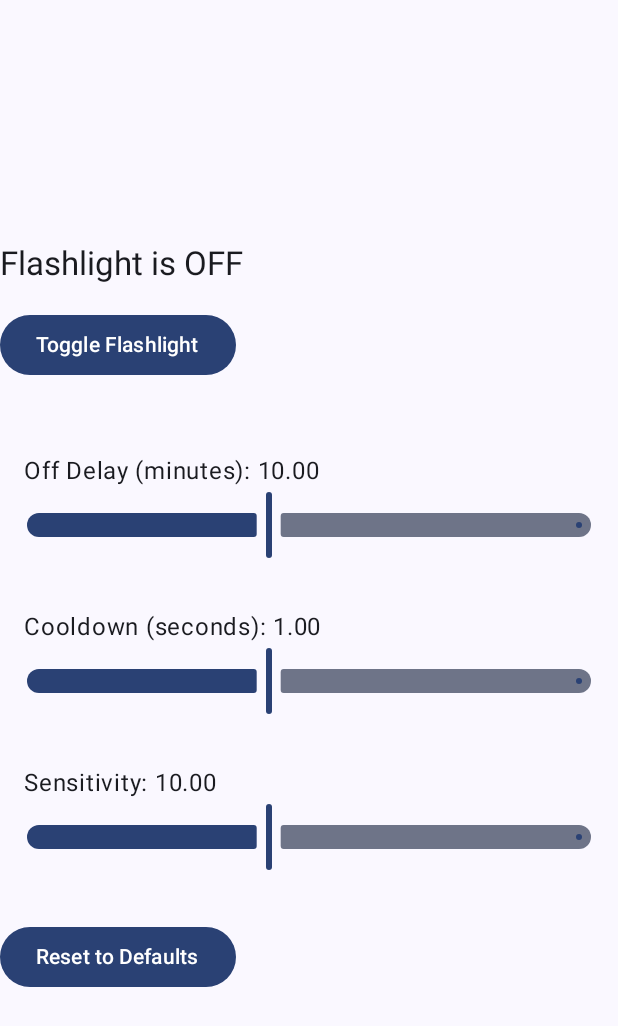
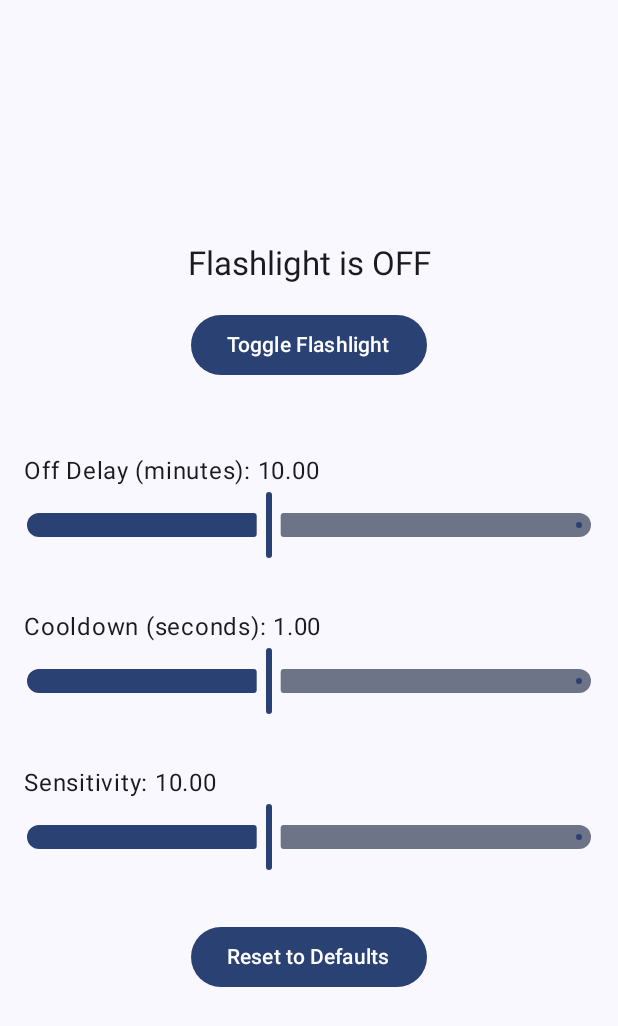
Before and after one commit to perrylackowski/Android_Shake_Flash, an Android app built with Jetpack Compose: the screen it shows after launch (MainActivity), on a phone screen of 412 x 824 dp. Shown: the top 1026 px of the screen. Run offline under Robolectric (Android 15) with nearby library versions, the phone set to English and light mode, and no system bars; 1 statement that could not run was skipped.

Commit message:
Removed some unused template files and updated the app icon.

```diff
--- a/app/src/main/AndroidManifest.xml
+++ b/app/src/main/AndroidManifest.xml
@@ -9,9 +9,9 @@
         android:allowBackup="true"
         android:dataExtractionRules="@xml/data_extraction_rules"
         android:fullBackupContent="@xml/backup_rules"
-        android:icon="@mipmap/ic_launcher"
+        android:icon="@drawable/flashlight"
         android:label="@string/app_name"
-        android:roundIcon="@mipmap/ic_launcher_round"
+        android:roundIcon="@drawable/flashlight"
         android:supportsRtl="true"
         android:theme="@style/Theme.ShakeFlash"
         tools:targetApi="31">
--- a/app/src/main/java/com/perrylackowski/shakeflash/MainActivity.kt
+++ b/app/src/main/java/com/perrylackowski/shakeflash/MainActivity.kt
@@ -16,6 +16,7 @@ import androidx.compose.ui.Alignment
 import androidx.compose.ui.Modifier
 import androidx.compose.ui.unit.dp
 import com.perrylackowski.shakeflash.ui.theme.ShakeFlashTheme
+import androidx.compose.ui.tooling.preview.Preview
 
 class MainActivity : ComponentActivity() {
 
@@ -37,15 +38,19 @@ class MainActivity : ComponentActivity() {
 
         setContent {
             ShakeFlashTheme {
+                // State variables
                 var flashlightState by remember { mutableStateOf(false) }
-                var offDelay by remember { mutableStateOf(sharedPreferences.getFloat("offDelay", 10f)) }
-                var cooldown by remember { mutableStateOf(sharedPreferences.getFloat("cooldown", 1f)) }
-                var sensitivity by remember { mutableStateOf(sharedPreferences.getFloat("sensitivity", 10f)) }
+                var offDelay by remember { mutableFloatStateOf(sharedPreferences.getFloat("offDelay", 10f)) }
+                var cooldown by remember { mutableFloatStateOf(sharedPreferences.getFloat("cooldown", 1f)) }
+                var sensitivity by remember { mutableFloatStateOf(sharedPreferences.getFloat("sensitivity", 10f)) }
 
+                // Register sensors
                 LaunchedEffect(Unit) {
-                    sensorManager.registerListener(shakeDetector,
+                    sensorManager.registerListener(
+                        shakeDetector,
                         sensorManager.getDefaultSensor(Sensor.TYPE_ACCELEROMETER),
-                        SensorManager.SENSOR_DELAY_UI)
+                        SensorManager.SENSOR_DELAY_UI
+                    )
 
                     shakeDetector.setSensitivity(sensitivity)
                     shakeDetector.setCooldown((cooldown * 1000).toLong())
@@ -67,58 +72,96 @@ class MainActivity : ComponentActivity() {
                     }
                 }
 
+                // Pass state & handlers to the UI
+                FlashlightSettingsScreen(
+                    flashlightState = flashlightState,
+                    offDelay = offDelay,
+                    cooldown = cooldown,
+                    sensitivity = sensitivity,
+                    onFlashlightToggle = {
+                        flashlightState = flashlightUtils.toggleFlashlight(flashlightState)
+                    },
+                    onOffDelayChange = {
+                        offDelay = it
+                        sharedPreferences.edit().putFloat("offDelay", it).apply()
+                    },
+                    onCooldownChange = {
+                        cooldown = it
+                        sharedPreferences.edit().putFloat("cooldown", it).apply()
+                        shakeDetector.setCooldown((it * 1000).toLong())
+                    },
+                    onSensitivityChange = {
+                        sensitivity = it
+                        sharedPreferences.edit().putFloat("sensitivity", it).apply()
+                        shakeDetector.setSensitivity(it)
+                    },
+                    onResetDefaults = {
+                        offDelay = 10f
+                        cooldown = 1f
+                        sensitivity = 10f
+                        sharedPreferences.edit().clear().apply()
+                    }
+                )
+            }
+        }
+    }
+}
+
+
+
+
+
+
+
+
+
+
+// User Interface
+@Composable
+fun FlashlightSettingsScreen(
+    flashlightState: Boolean,
+    offDelay: Float,
+    cooldown: Float,
+    sensitivity: Float,
+    onFlashlightToggle: () -> Unit,
+    onOffDelayChange: (Float) -> Unit,
+    onCooldownChange: (Float) -> Unit,
+    onSensitivityChange: (Float) -> Unit,
+    onResetDefaults: () -> Unit
+) {
     Scaffold(modifier = Modifier.fillMaxSize()) { innerPadding ->
         Column(
             modifier = Modifier
                 .padding(innerPadding)
-                            .fillMaxSize()
-                            .wrapContentSize(align = Alignment.Center)
+                .fillMaxSize(),
+                verticalArrangement = Arrangement.Center,
+                horizontalAlignment = Alignment.CenterHorizontally
         ) {
             Text(
                 text = if (flashlightState) "Flashlight is ON" else "Flashlight is OFF",
                 style = MaterialTheme.typography.titleLarge
             )
             Spacer(modifier = Modifier.height(16.dp))
-                        Button(onClick = {
-                            flashlightState = flashlightUtils.toggleFlashlight(flashlightState)
-                        }) {
+            Button(onClick = onFlashlightToggle) {
                 Text(text = "Toggle Flashlight")
             }
 
             Spacer(modifier = Modifier.height(32.dp))
 
             // Sliders for settings
-                        SettingSlider("Off Delay (minutes)", offDelay, 2.5f, 20f) {
-                            offDelay = it
-                            sharedPreferences.edit().putFloat("offDelay", it).apply()
-                        }
-                        SettingSlider("Cooldown (seconds)", cooldown, 0.25f, 2f) {
-                            cooldown = it
-                            sharedPreferences.edit().putFloat("cooldown", it).apply()
-                            shakeDetector.setCooldown((it * 1000).toLong())
-                        }
-                        SettingSlider("Sensitivity", sensitivity, 2.5f, 20f) {
-                            sensitivity = it
-                            sharedPreferences.edit().putFloat("sensitivity", it).apply()
-                            shakeDetector.setSensitivity(it)
-                        }
+            SettingSlider("Off Delay (minutes)", offDelay, 2.5f, 20f, onOffDelayChange)
+            SettingSlider("Cooldown (seconds)", cooldown, 0.25f, 2f, onCooldownChange)
+            SettingSlider("Sensitivity", sensitivity, 2.5f, 20f, onSensitivityChange)
 
             Spacer(modifier = Modifier.height(16.dp))
-                        Button(onClick = {
-                            offDelay = 10f
-                            cooldown = 1f
-                            sensitivity = 10f
-                            sharedPreferences.edit().clear().apply()
-                        }) {
+            Button(onClick = onResetDefaults) {
                 Text(text = "Reset to Defaults")
             }
         }
     }
 }
-        }
-    }
-}
 
+//User Interface (repeated slider component)
 @Composable
 fun SettingSlider(label: String, value: Float, min: Float, max: Float, onValueChange: (Float) -> Unit) {
     Column(modifier = Modifier.padding(16.dp)) {
@@ -131,3 +174,22 @@ fun SettingSlider(label: String, value: Float, min: Float, max: Float, onValueCh
         )
     }
 }
+
+//// This is an empty sample of the UI so that you can view it in the previewer
+//@Preview(showBackground = true)
+//@Composable
+//fun PreviewFlashlightSettingsScreen() {
+//    ShakeFlashTheme {
+//        FlashlightSettingsScreen(
+//            flashlightState = false,
+//            offDelay = 10f,
+//            cooldown = 1f,
+//            sensitivity = 10f,
+//            onFlashlightToggle = {},
+//            onOffDelayChange = {},
+//            onCooldownChange = {},
+//            onSensitivityChange = {},
+//            onResetDefaults = {}
+//        )
+//    }
+//}
```
Also changed, not shown: 2 other files. Lines whose indentation alone changed are shown as unchanged.
